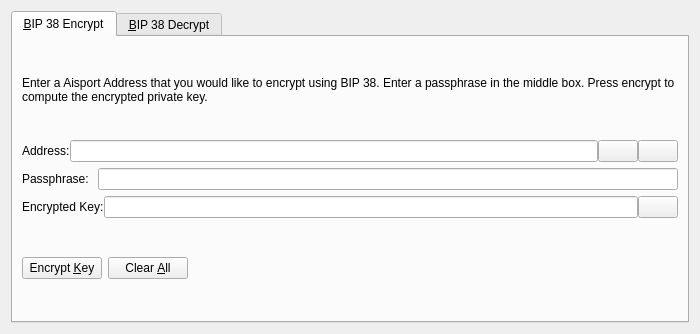
Old version of the form src/qt/forms/bip38tooldialog.ui in the repository MCLXI/TSC.
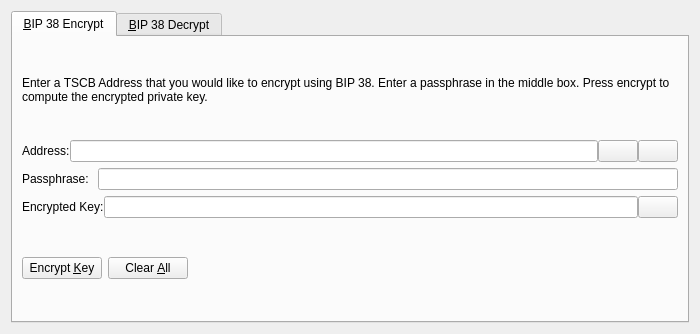
New version of the form. The open tabs and pages were chosen to show the change. Icons and pictures are not drawn. Custom widgets are drawn as their Qt base class.

The edit to the form file:
```diff
--- a/src/qt/forms/bip38tooldialog.ui
+++ b/src/qt/forms/bip38tooldialog.ui
@@ -30,7 +30,7 @@
        <item>
         <widget class="QLabel" name="infoLabel_ENC">
          <property name="text">
-          <string>Enter a Aisport Address that you would like to encrypt using BIP 38. Enter a passphrase in the middle box. Press encrypt to compute the encrypted private key.</string>
+          <string>Enter a TSCB Address that you would like to encrypt using BIP 38. Enter a passphrase in the middle box. Press encrypt to compute the encrypted private key.</string>
          </property>
          <property name="textFormat">
           <enum>Qt::PlainText</enum>
```
Left out of the diff: 24 changed lines with no effect on the pictures.
